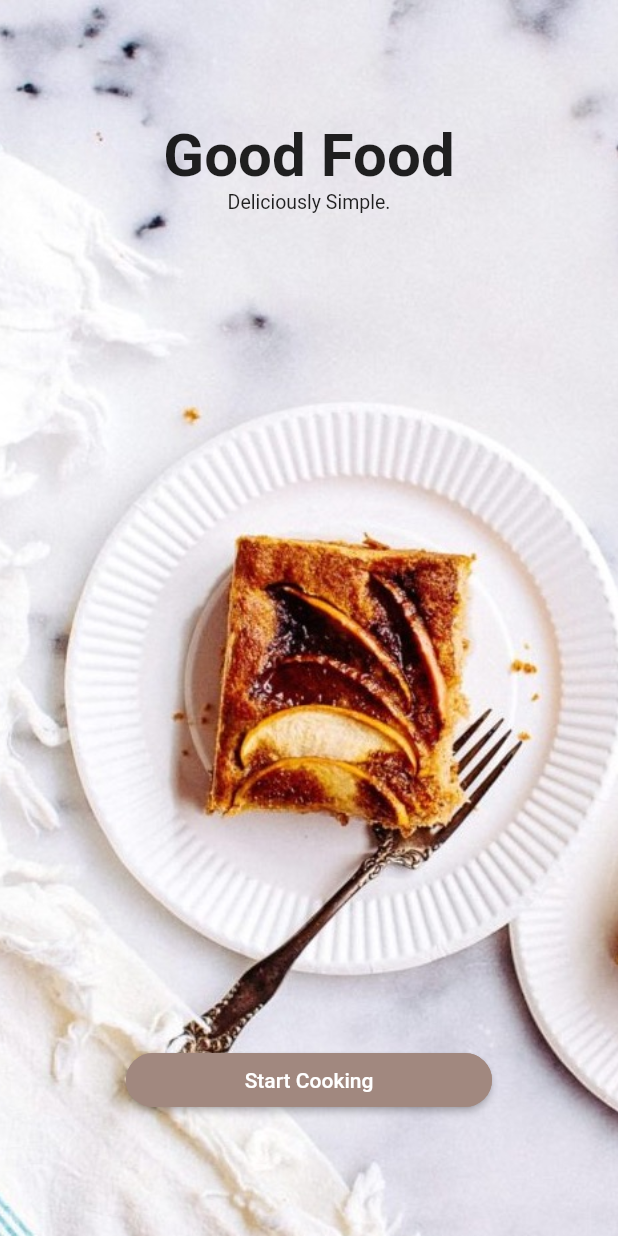
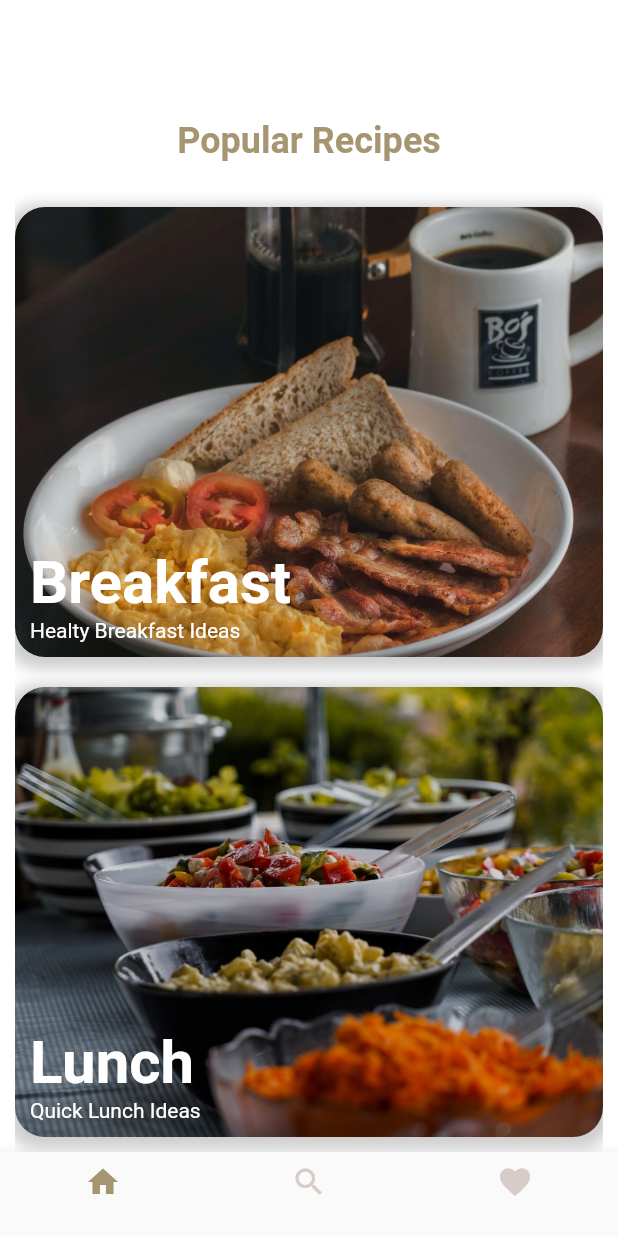
Before and after one commit to menasiephrem/miya-foodie, a Flutter app: the screen it shows after launch, after a tap on "Start Cooking", on a phone screen of 412 x 824 dp. Run offline on Flutter 3.47's test engine with Material 2 defaults, Android fonts, the phone set to English and light mode, and no system bars.

Commit message:
add main page

```diff
--- /dev/null
+++ b/lib/components/food_cat_card_item.dart
@@ -0,0 +1,53 @@
+import 'package:flutter/material.dart';
+
+class FoodCatItem extends StatelessWidget {
+  const FoodCatItem(this.img, this.name, this.descripiton);
+  final String img;
+  final String name;
+  final String descripiton;
+  @override
+  Widget build(BuildContext context) {
+    return Container(
+      margin: EdgeInsets.symmetric(vertical: 10),
+      padding: EdgeInsets.symmetric(vertical: 10, horizontal: 10),
+      decoration: BoxDecoration(
+        borderRadius: BorderRadius.circular(20),
+        boxShadow: [
+          BoxShadow(
+            color: Colors.grey.withOpacity(0.5),
+            spreadRadius: 5,
+            blurRadius: 7,
+            offset: Offset(0, 3), // changes position of shadow
+          ),
+        ],
+        image: DecorationImage(
+          image: AssetImage("assets/images/${this.img}.jpeg"),
+          colorFilter: ColorFilter.mode(Colors.black.withOpacity(0.17), BlendMode.srcOver),
+          fit: BoxFit.cover,
+        ),
+      ),
+      height: 300,
+      child: Column(
+        mainAxisAlignment: MainAxisAlignment.end,
+        crossAxisAlignment: CrossAxisAlignment.start,
+        children: [
+          Text(
+            this.name,
+            style: TextStyle(
+              fontWeight: FontWeight.w700,
+              color: Colors.white,
+              fontSize: 40,
+            ),
+          ),
+          Text(
+            this.descripiton,
+            style: TextStyle(
+              fontSize: 14,
+              color: Colors.white,
+            ),
+          )
+        ],
+      ),
+    );
+  }
+}
--- a/lib/pages/home_page.dart
+++ b/lib/pages/home_page.dart
@@ -1,5 +1,6 @@
 import 'package:flutter/material.dart';
 import 'package:flutter/services.dart';
+import 'package:foodie/pages/main_page.dart';
 
 class HomePage extends StatelessWidget {
   const HomePage();
@@ -40,11 +41,17 @@ class HomePage extends StatelessWidget {
                   shape: RoundedRectangleBorder(
                     borderRadius: BorderRadius.circular(18.0),
                     side: BorderSide(color: Colors.brown[300])),
-                  onPressed: () {},
-                  color: Colors.brown[300],
+                  onPressed: () {
+                    Navigator.push(
+                      context,
+                      MaterialPageRoute(builder: (context) => MainPage())
+                    );
+                  },
+                  color: Color(0xffa59671),
                   textColor: Colors.white,
                   child: Container(
                     width: MediaQuery.of(context).size.width - 200,
+                    height: 40,
                     alignment: Alignment.center,
                     child: Text("Start Cooking", style: TextStyle(fontSize: 14)),
                   ),
--- /dev/null
+++ b/lib/pages/main_page.dart
@@ -0,0 +1,82 @@
+import 'package:flutter/material.dart';
+import 'package:flutter/services.dart';
+import 'package:foodie/components/food_cat_card_item.dart';
+
+class MainPage extends StatefulWidget {
+  MainPage();
+
+  @override
+  _MainPageState createState() => _MainPageState();
+}
+
+class _MainPageState extends State<MainPage> {
+
+ int tabIndex = 0;
+ List<String> catagoryImg = ["bf", "lunch", "snack", "dinner"];
+ List<String> catagoryName = ["Breakfast", "Lunch", "Snacks", "Dinner"];
+ List<String> catagoryDesc = ["Healty Breakfast Ideas", "Quick Lunch Ideas", "Fast Snacks", "Erat 😊"];
+
+
+  @override
+  Widget build(BuildContext context) {
+   return Scaffold(
+      body: AnnotatedRegion<SystemUiOverlayStyle>(
+        value: SystemUiOverlayStyle.dark,
+        child: Container(
+          decoration: BoxDecoration(
+            color: Colors.white,
+          ),
+          child: Container(
+            padding: EdgeInsets.only(top: 80),
+            width: MediaQuery.of(context).size.width,
+            child: Column(
+              crossAxisAlignment: CrossAxisAlignment.center,
+              children: [
+                Text(
+                  "Popular Recipes",
+                  style: TextStyle(color: Color(0xffa59671), fontWeight: FontWeight.w700, fontSize: 24),
+                ),
+                SizedBox(height: 20,),
+               Expanded(
+                 child: Container(
+                   width: MediaQuery.of(context).size.width - 20,
+                   child:ListView.builder(
+                      itemCount: 4,
+                      itemBuilder: (con, index) {
+                        return FoodCatItem(catagoryImg[index], catagoryName[index], catagoryDesc[index]);
+                      },
+                    )
+                 )
+               )
+              ],
+            ),
+          ),
+        )
+      ),
+     bottomNavigationBar: BottomNavigationBar(
+       unselectedItemColor: Colors.brown[100],
+       selectedItemColor: Color(0xffa59671),
+       currentIndex: tabIndex,
+       onTap: (index) {
+         setState(() {
+           tabIndex = index;
+         });
+       },
+       items: [
+         BottomNavigationBarItem(
+           label: "",
+           icon: Icon(Icons.home),
+         ),
+         BottomNavigationBarItem(
+           label: "",
+           icon: Icon(Icons.search),
+         ),
+         BottomNavigationBarItem(
+           label: "",
+           icon: Icon(Icons.favorite_sharp),
+         ),
+       ],
+     )
+    );
+  }
+}
```
Also changed, not shown: assets/images/bf.jpeg (added), assets/images/dinner.jpeg (added), assets/images/lunch.jpeg (added), assets/images/snack.jpeg (added).
